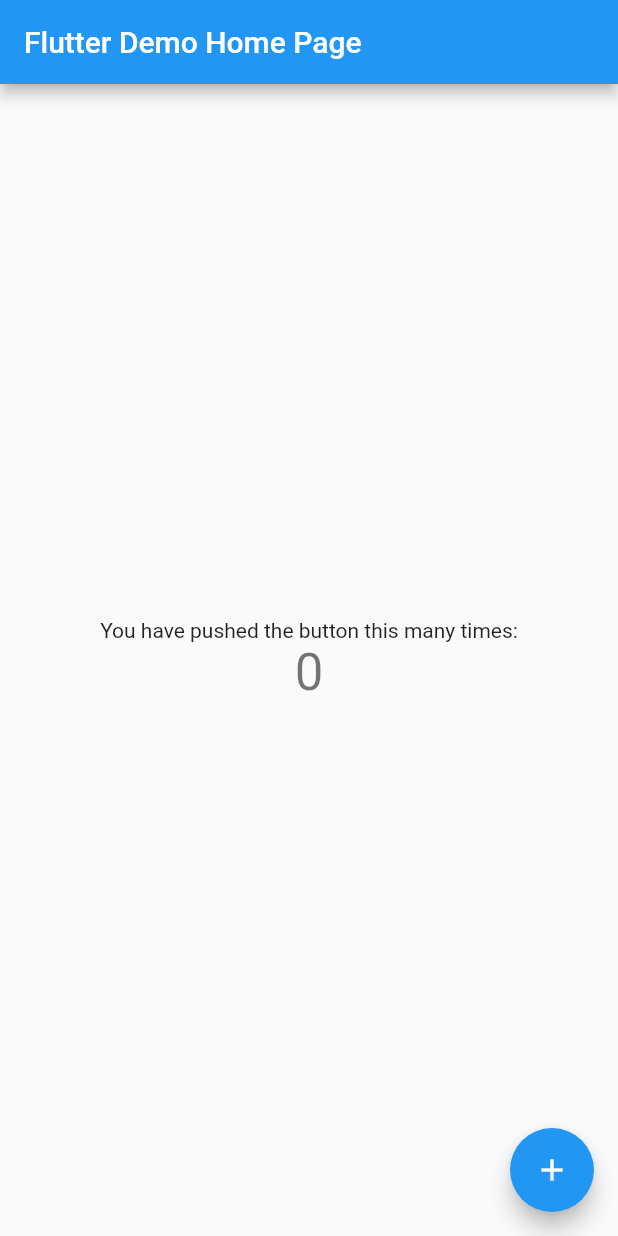
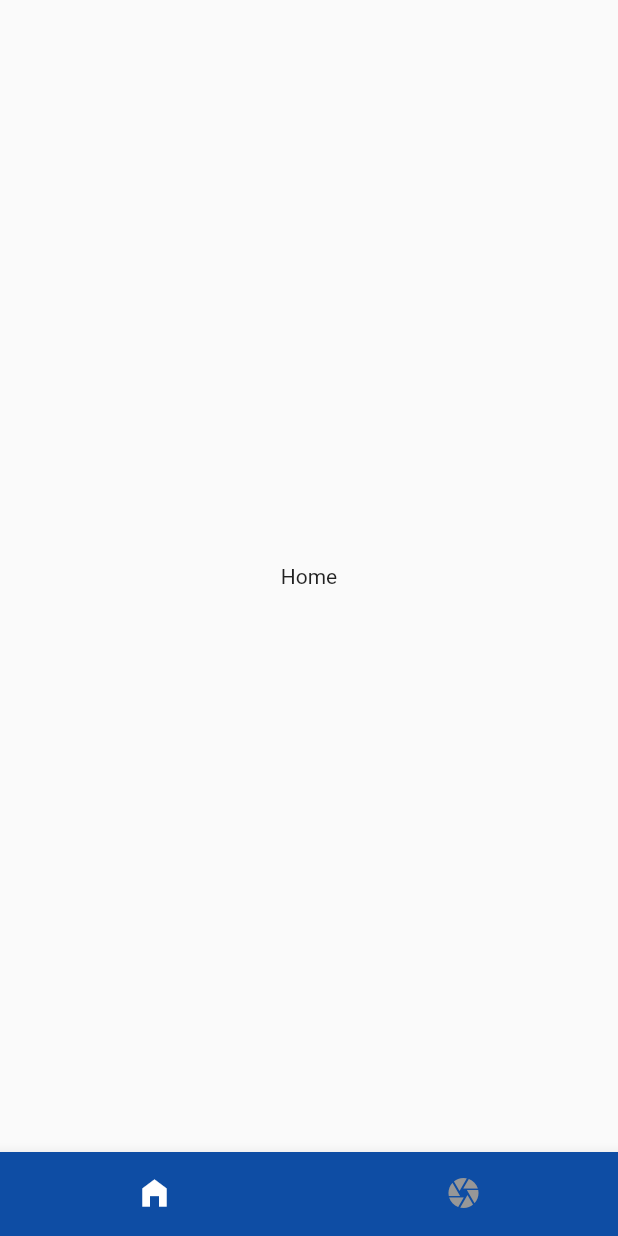
Before and after one commit to vgadzh/flutter_ticket_check, a Flutter app: the screen it shows after launch, on a phone screen of 412 x 824 dp. Run offline on Flutter 3.47's test engine with Material 2 defaults, Android fonts, the phone set to English and light mode, and no system bars.

Commit message:
navbar created

```diff
--- a/lib/main.dart
+++ b/lib/main.dart
@@ -1,4 +1,6 @@
 import 'package:flutter/material.dart';
+import 'package:flutter_ticket_check/screen/bottom_bar.dart';
+import 'package:flutter_ticket_check/utils/app_styles.dart';
 
 void main() {
   runApp(const MyApp());
@@ -7,109 +9,15 @@
 class MyApp extends StatelessWidget {
   const MyApp({super.key});
 
-  // This widget is the root of your application.
   @override
   Widget build(BuildContext context) {
     return MaterialApp(
-      title: 'Flutter Demo',
+      title: 'Ticket Check',
+      debugShowCheckedModeBanner: false,
       theme: ThemeData(
-        // This is the theme of your application.
-        //
-        // Try running your application with "flutter run". You'll see the
-        // application has a blue toolbar. Then, without quitting the app, try
-        // changing the primarySwatch below to Colors.green and then invoke
-        // "hot reload" (press "r" in the console where you ran "flutter run",
-        // or simply save your changes to "hot reload" in a Flutter IDE).
-        // Notice that the counter didn't reset back to zero; the application
-        // is not restarted.
-        primarySwatch: Colors.blue,
+        primaryColor: Styles.primaryColor,
       ),
-      home: const MyHomePage(title: 'Flutter Demo Home Page'),
+      home: const BottomBar(),
     );
   }
 }
-
-class MyHomePage extends StatefulWidget {
-  const MyHomePage({super.key, required this.title});
-
-  // This widget is the home page of your application. It is stateful, meaning
-  // that it has a State object (defined below) that contains fields that affect
-  // how it looks.
-
-  // This class is the configuration for the state. It holds the values (in this
-  // case the title) provided by the parent (in this case the App widget) and
-  // used by the build method of the State. Fields in a Widget subclass are
-  // always marked "final".
-
-  final String title;
-
-  @override
-  State<MyHomePage> createState() => _MyHomePageState();
-}
-
-class _MyHomePageState extends State<MyHomePage> {
-  int _counter = 0;
-
-  void _incrementCounter() {
-    setState(() {
-      // This call to setState tells the Flutter framework that something has
-      // changed in this State, which causes it to rerun the build method below
-      // so that the display can reflect the updated values. If we changed
-      // _counter without calling setState(), then the build method would not be
-      // called again, and so nothing would appear to happen.
-      _counter++;
-    });
-  }
-
-  @override
-  Widget build(BuildContext context) {
-    // This method is rerun every time setState is called, for instance as done
-    // by the _incrementCounter method above.
-    //
-    // The Flutter framework has been optimized to make rerunning build methods
-    // fast, so that you can just rebuild anything that needs updating rather
-    // than having to individually change instances of widgets.
-    return Scaffold(
-      appBar: AppBar(
-        // Here we take the value from the MyHomePage object that was created by
-        // the App.build method, and use it to set our appbar title.
-        title: Text(widget.title),
-      ),
-      body: Center(
-        // Center is a layout widget. It takes a single child and positions it
-        // in the middle of the parent.
-        child: Column(
-          // Column is also a layout widget. It takes a list of children and
-          // arranges them vertically. By default, it sizes itself to fit its
-          // children horizontally, and tries to be as tall as its parent.
-          //
-          // Invoke "debug painting" (press "p" in the console, choose the
-          // "Toggle Debug Paint" action from the Flutter Inspector in Android
-          // Studio, or the "Toggle Debug Paint" command in Visual Studio Code)
-          // to see the wireframe for each widget.
-          //
-          // Column has various properties to control how it sizes itself and
-          // how it positions its children. Here we use mainAxisAlignment to
-          // center the children vertically; the main axis here is the vertical
-          // axis because Columns are vertical (the cross axis would be
-          // horizontal).
-          mainAxisAlignment: MainAxisAlignment.center,
-          children: <Widget>[
-            const Text(
-              'You have pushed the button this many times:',
-            ),
-            Text(
-              '$_counter',
-              style: Theme.of(context).textTheme.headline4,
-            ),
-          ],
-        ),
-      ),
-      floatingActionButton: FloatingActionButton(
-        onPressed: _incrementCounter,
-        tooltip: 'Increment',
-        child: const Icon(Icons.add),
-      ), // This trailing comma makes auto-formatting nicer for build methods.
-    );
-  }
-}
--- /dev/null
+++ b/lib/screen/bottom_bar.dart
@@ -0,0 +1,52 @@
+import 'package:flutter/material.dart';
+import 'package:flutter_ticket_check/utils/app_styles.dart';
+
+class BottomBar extends StatefulWidget {
+  const BottomBar({super.key});
+
+  @override
+  State<BottomBar> createState() => _BottomBarState();
+}
+
+class _BottomBarState extends State<BottomBar> {
+  int _selectedIndex = 0;
+  static final List<Widget> _widgetOptions = <Widget>[
+    const Text('Home'),
+    const Text('Camera'),
+  ];
+
+  void _onItemTapped(int index) {
+    setState(() {
+      _selectedIndex = index;
+    });
+  }
+
+  @override
+  Widget build(BuildContext context) {
+    return Scaffold(
+      body: Center(child: _widgetOptions[_selectedIndex]),
+      bottomNavigationBar: BottomNavigationBar(
+        currentIndex: _selectedIndex,
+        onTap: _onItemTapped,
+        type: BottomNavigationBarType.fixed,
+        showSelectedLabels: false,
+        showUnselectedLabels: false,
+        unselectedItemColor: Styles.iconsColor,
+        selectedItemColor: Styles.lightColor,
+        backgroundColor: Styles.primaryColor,
+        items: const [
+          BottomNavigationBarItem(
+            icon: Icon(Icons.home),
+            activeIcon: Icon(Icons.home_filled),
+            label: 'Home',
+          ),
+          BottomNavigationBarItem(
+            icon: Icon(Icons.camera),
+            activeIcon: Icon(Icons.camera),
+            label: 'Scan',
+          ),
+        ],
+      ),
+    );
+  }
+}
--- /dev/null
+++ b/lib/utils/app_styles.dart
@@ -0,0 +1,63 @@
+import 'package:flutter/material.dart';
+
+class Styles {
+  static Color darkColor = const Color(0xFF263238);
+  static Color lightColor = const Color(0xFFFFFFFF);
+  static Color accentColor = const Color(0xFFE74C3C);
+  static Color primaryColor = const Color(0xFF0E4DA4);
+  static Color secondaryColor = const Color(0xFF1BB55C);
+  static Color tretiaryColor = const Color(0xFFFFBB12);
+  static Color iconsColor = const Color(0xFF979797);
+  static Color shadeColor = const Color(0xFFF0F0F0);
+
+  static String fontFamily = 'Roboto';
+
+  static TextStyle h1 = TextStyle(
+    fontSize: 96,
+    fontWeight: FontWeight.w500,
+    color: darkColor,
+    fontFamily: fontFamily,
+  );
+  static TextStyle h2 = TextStyle(
+    fontSize: 60,
+    fontWeight: FontWeight.w500,
+    color: darkColor,
+    fontFamily: fontFamily,
+  );
+  static TextStyle h3 = TextStyle(
+    fontSize: 48,
+    fontWeight: FontWeight.w500,
+    color: darkColor,
+    fontFamily: fontFamily,
+  );
+  static TextStyle h4 = TextStyle(
+    fontSize: 34,
+    fontWeight: FontWeight.w500,
+    color: darkColor,
+    fontFamily: fontFamily,
+  );
+  static TextStyle h5 = TextStyle(
+    fontSize: 24,
+    fontWeight: FontWeight.w500,
+    color: darkColor,
+    fontFamily: fontFamily,
+  );
+  static TextStyle h6 = TextStyle(
+    fontSize: 20,
+    fontWeight: FontWeight.w500,
+    color: darkColor,
+    fontFamily: fontFamily,
+  );
+  static TextStyle bodyTextStyle1 = TextStyle(
+    fontSize: 16,
+    fontWeight: FontWeight.normal,
+    color: darkColor,
+    fontFamily: fontFamily,
+  );
+  static TextStyle subtitleTextStyle = TextStyle(
+    fontSize: 14,
+    fontWeight: FontWeight.normal,
+    color: darkColor,
+    fontFamily: fontFamily,
+  );
+}
```
Also changed, not shown: 1 other file.
